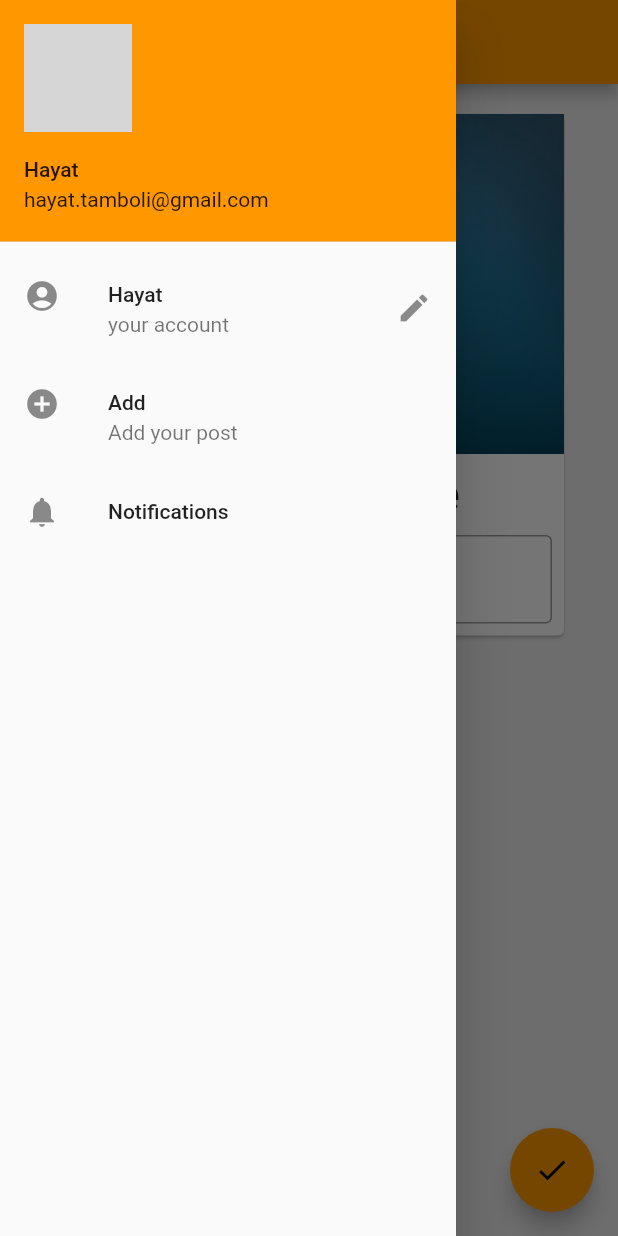
After one commit to hayat-tamboli/flutter-first-steps, a Flutter app: the screen it shows after launch, with the side drawer open, on a phone screen of 412 x 824 dp. The commit adds this screen. Run offline on Flutter 3.47's test engine with Material 2 defaults, Android fonts, the phone set to English and light mode, and no system bars; network calls fail; grey boxes are pictures that could not be loaded.

Commit message:
organized the code

```diff
--- /dev/null
+++ b/lib/change_name_card.dart
@@ -0,0 +1,43 @@
+import 'package:flutter/material.dart';
+
+class ChangeNameCard extends StatelessWidget {
+  const ChangeNameCard({
+    Key key,
+    @required this.myText,
+    @required TextEditingController nameController,
+  })  : _nameController = nameController,
+        super(key: key);
+
+  final String myText;
+  final TextEditingController _nameController;
+
+  @override
+  Widget build(BuildContext context) {
+    return Column(
+      children: [
+        Image.asset(
+          "assets/cube.jpg",
+          fit: BoxFit.cover,
+        ),
+        Padding(
+          padding: const EdgeInsets.only(top: 8.0),
+          child: Text(
+            myText,
+            style: TextStyle(fontSize: 32, fontWeight: FontWeight.bold),
+          ),
+        ),
+        Padding(
+            padding: const EdgeInsets.all(8.0),
+            child: TextField(
+              // keyboardType: TextInputType.number,
+              // obscureText: true,
+              controller: _nameController,
+              decoration: InputDecoration(
+                  hintText: "Jhon doe",
+                  labelText: "Name",
+                  border: OutlineInputBorder()),
+            ))
+      ],
+    );
+  }
+}
--- /dev/null
+++ b/lib/drawer.dart
@@ -0,0 +1,49 @@
+import 'package:flutter/material.dart';
+
+class MyDrawer extends StatelessWidget {
+  @override
+  Widget build(BuildContext context) {
+    return Drawer(
+        child: ListView(
+          padding: EdgeInsets.all(0),
+          children: [
+            // DrawerHeader(
+            //     child: Text("Headspace",
+            //         style: TextStyle(
+            //           fontSize: 24,
+            //         )),
+            //     decoration: BoxDecoration(
+            //         color: Colors.deepOrangeAccent[100],
+            //         borderRadius: BorderRadius.only(
+            //             bottomRight: Radius.circular(10),
+            //             bottomLeft: Radius.circular(10)))),
+            UserAccountsDrawerHeader(
+              accountName: Text("Hayat"),
+              accountEmail: Text("hayat.tamboli@gmail.com"),
+              // currentAccountPicture: Image.network(
+              //     "https://assets.codepen.io/3996536/internal/avatars/users/default.png?format=auto&height=512&version=1578931840&width=512"),
+              currentAccountPicture: CircleAvatar(
+                backgroundImage: NetworkImage(
+                    "https://assets.codepen.io/3996536/internal/avatars/users/default.png?format=auto&height=512&version=1578931840&width=512"),
+              ),
+            ),
+            ListTile(
+              leading: Icon(Icons.account_circle),
+              title: Text("Hayat"),
+              subtitle: Text("your account"),
+              trailing: Icon(Icons.edit),
+            ),
+            ListTile(
+              leading: Icon(Icons.add_circle),
+              title: Text("Add"),
+              subtitle: Text("Add your post"),
+            ),
+            ListTile(
+              leading: Icon(Icons.notifications),
+              title: Text("Notifications"),
+            ),
+          ],
+        ),
+      );
+  }
+}
--- /dev/null
+++ b/lib/pages/homepage.dart
@@ -0,0 +1,46 @@
+import 'package:flutter/material.dart';
+
+import '../change_name_card.dart';
+import '../drawer.dart';
+class HomePage extends StatefulWidget {
+  @override
+  _HomePageState createState() => _HomePageState();
+}
+
+class _HomePageState extends State<HomePage> {
+  TextEditingController _nameController = TextEditingController();
+  var myText = "Rubick's Cube";
+  @override
+  void initState() {
+    super.initState();
+  }
+
+  @override
+  Widget build(BuildContext context) {
+    return Scaffold(
+      backgroundColor: Colors.grey[200],
+      appBar: AppBar(
+        title: Text("Hello World"),
+      ),
+      body: Padding(
+        padding: const EdgeInsets.fromLTRB(16, 0, 16, 0),
+        child: SingleChildScrollView(
+          child: Padding(
+            padding: const EdgeInsets.all(16.0),
+            child: Card(
+                child: ChangeNameCard(
+                    myText: myText, nameController: _nameController)),
+          ),
+        ),
+      ),
+      drawer: MyDrawer(),
+      floatingActionButton: FloatingActionButton(
+        onPressed: () {
+          myText = _nameController.text;
+          setState(() {});
+        },
+        child: Icon(Icons.check),
+      ),
+    );
+  }
+}
```
Also changed, not shown: lib/main.dart (+2 -110 lines).
